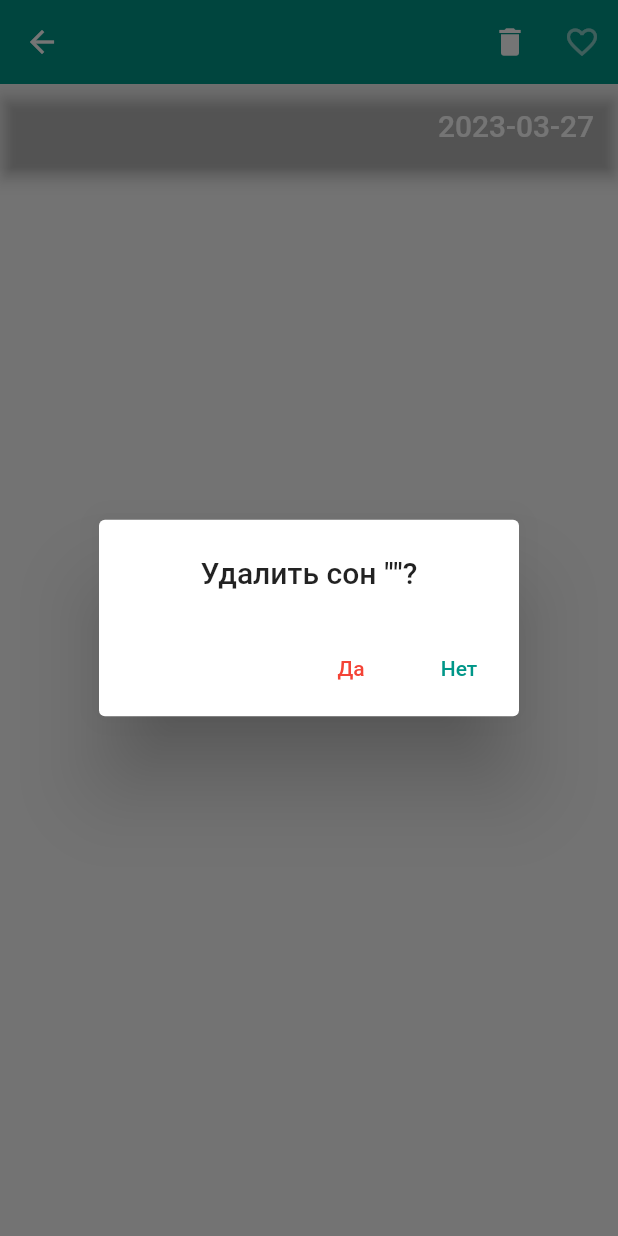
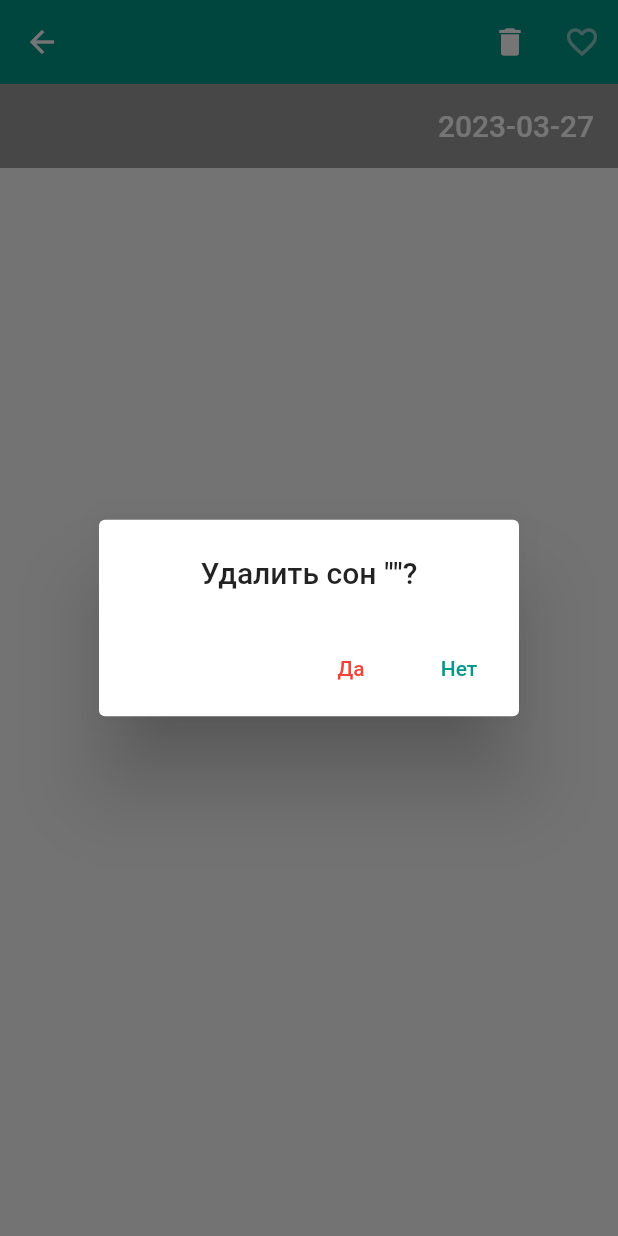
Before and after one commit to EvgrafovBTW/dream_note, a Flutter app: the DreamScreen screen opened directly with empty values, after a tap on the "delete" icon, on a phone screen of 412 x 824 dp. Run offline on Flutter 3.47's test engine with Material 2 defaults, Android fonts, the phone set to English and light mode, and no system bars; drawn by our look-alikes of flutter_platform_widgets, keyboard_dismisser, overlay_support; our stand-ins replace bloc, equatable, flutter_bloc, flutter_slidable, flutter_spinkit, hydrated_bloc.

Commit message:
dream design overhaul

```diff
--- a/lib/screens/consecutive_screens/dream_screen.dart
+++ b/lib/screens/consecutive_screens/dream_screen.dart
@@ -1,10 +1,12 @@
 // ignore_for_file: use_build_context_synchronously
 
+import 'package:dream_note/logic/blocs/app_settings/bloc/app_settings_bloc.dart';
 import 'package:dream_note/screens/new_dream_screen.dart';
 import 'package:dream_note/utils.dart';
 import 'package:flutter/material.dart';
 import 'package:flutter/src/widgets/framework.dart';
 import 'package:flutter/src/widgets/placeholder.dart';
+import 'package:flutter_bloc/flutter_bloc.dart';
 import 'package:flutter_platform_widgets/flutter_platform_widgets.dart';
 
 import '../../models/dream_model.dart';
@@ -113,9 +115,13 @@ class DreamHeader extends StatelessWidget {
   Widget build(BuildContext context) {
     return PlatformAppBar(
       automaticallyImplyLeading: false,
-      backgroundColor: Colors.transparent,
-      // material: (context, platform) =>
-      //     MaterialAppBarData(shadowColor: Colors.transparent),
+      backgroundColor:
+          BlocProvider.of<AppSettingsBloc>(context).state.isDarkMode
+              ? Colors.white24
+              : Colors.black38,
+      material: (context, platform) =>
+          MaterialAppBarData(shadowColor: Colors.transparent, elevation: 0),
+      cupertino: (context, platform) => CupertinoNavigationBarData(),
       title: dream.title != null
           ? Row(
               mainAxisAlignment: MainAxisAlignment.spaceBetween,
```
Also changed, not shown: lib/screens/main_screen.dart (+0 -22 lines).
